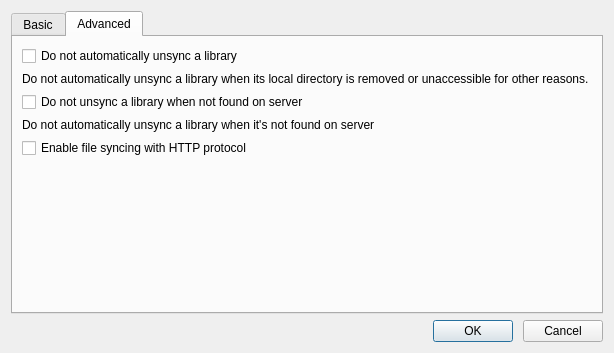
Qt form ui/settings-dialog.ui (haiwen/seafile-client) before a commit.
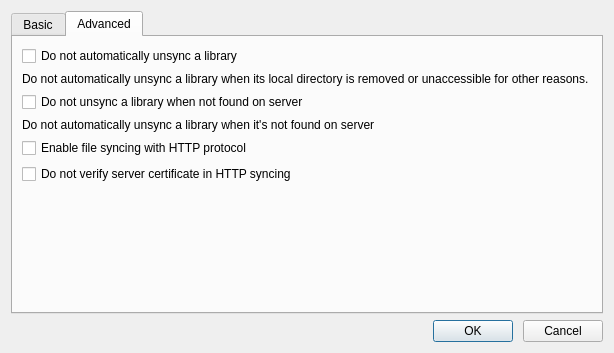
The same form after that commit.

Commit message: add option "disable verify http sync cert"

The edit to the form file:
```diff
--- a/ui/settings-dialog.ui
+++ b/ui/settings-dialog.ui
@@ -170,6 +170,13 @@
          </property>
         </widget>
        </item>
+       <item>
+        <widget class="QCheckBox" name="mDisableVerifyHttpSyncCert">
+         <property name="text">
+          <string>Do not verify server certificate in HTTP syncing</string>
+         </property>
+        </widget>
+       </item>
        <item>
         <spacer name="verticalSpacer">
          <property name="orientation">
```
The commit also changes 3 other files.
